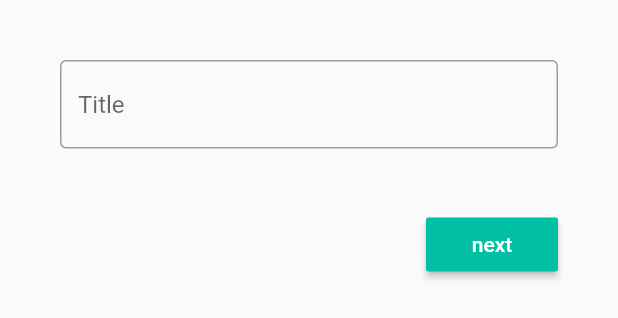
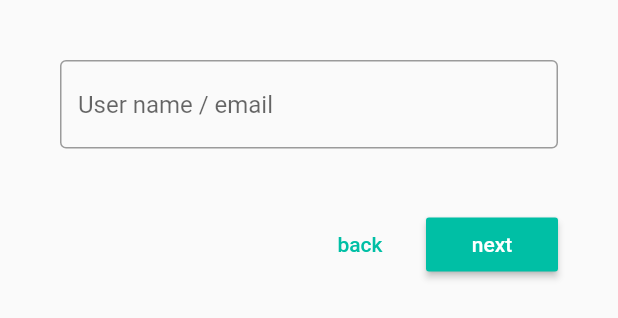
Before and after one commit to kevinveld2001/password_manager, a Flutter app: the BottomSheetBuilder widget shown alone on an empty page, opened directly, after a tap on "next", on a phone screen of 412 x 824 dp. Shown: the top 318 px of the screen. Run offline on Flutter 3.47's test engine with Material 2 defaults, Android fonts, the phone set to English and light mode, and no system bars; our stand-ins replace firebase_auth; accounts and stored records are empty.

Commit message:
bottom sheet ui done

```diff
--- a/lib/main.dart
+++ b/lib/main.dart
@@ -6,6 +6,7 @@ import 'package:flutter/services.dart';
 //porvider's
 import 'provider/login.dart';
 import 'provider/firebase.dart';
+import 'provider/newPassword.dart';
 
 //screen's
 import 'screen/loginScreen.dart';
@@ -20,7 +21,7 @@ class ProviderHome extends StatelessWidget {
       providers: [
         ChangeNotifierProvider<LoginState>(create: (_) => LoginState()),
         ChangeNotifierProvider<FirebaseState>(create: (_) => FirebaseState()),
-
+        ChangeNotifierProvider<NewPasswordState>(create: (_) => NewPasswordState())
       ],
       child: MaterialApp(
         debugShowCheckedModeBanner: false,
--- /dev/null
+++ b/lib/provider/newPassword.dart
@@ -0,0 +1,29 @@
+import 'package:flutter/foundation.dart';
+
+
+
+
+class NewPasswordState with ChangeNotifier {
+
+  List<String> _inputfields = ["","","",""];
+  bool _passwordVissible = true;
+
+  List<String> get inputfields  => _inputfields;
+  bool get passwordVissible => _passwordVissible;
+
+
+
+  void setInputField(int index , String value){
+    _inputfields[index] = value;
+  }
+  void seePasswordSwitch (){
+    _passwordVissible = !_passwordVissible;
+    notifyListeners();
+  }
+
+  void clearInput(){
+    _inputfields = ["","","",""];
+    notifyListeners();
+  }
+
+}
--- /dev/null
+++ b/lib/widgets/addInputWidgets.dart
@@ -0,0 +1,307 @@
+import 'package:flutter/material.dart';
+import 'package:flutter/services.dart';
+import 'package:provider/provider.dart';
+import '../provider/login.dart';
+import '../provider/newPassword.dart';
+
+class TitleInput extends StatelessWidget {
+  final void Function(int) onAddButtonTapped;
+  final int mePage;
+  TitleInput(this.onAddButtonTapped, this.mePage);
+
+  @override
+  Widget build(BuildContext context) {
+    var newPasswordState = Provider.of<NewPasswordState>(context);
+  TextEditingController textFieldController = TextEditingController()..text = newPasswordState.inputfields[0];
+    return Padding(
+         padding: EdgeInsets.all(40),
+         child: Column(
+           crossAxisAlignment: CrossAxisAlignment.end,
+           children: <Widget>[
+           TextField(
+
+             controller:textFieldController,
+             onChanged: (v){
+               newPasswordState.setInputField(0, v);
+             },
+            decoration: InputDecoration(
+
+              hintText: "Title",
+
+             focusedBorder: OutlineInputBorder(
+                borderSide: BorderSide(
+                  color: Colors.green,
+                  width: 3,
+                ),
+              ),
+              border: OutlineInputBorder(
+                borderRadius: BorderRadius.all(Radius.circular(4)),
+                borderSide: BorderSide(
+                  color: Colors.grey,
+                  width:2,
+                )
+              )
+            ),
+
+           ),
+
+            SizedBox(height: 40,),
+
+            RaisedButton(
+              color: Color(0xFF00BFA5),
+               child: Text("next",
+                  style: TextStyle(
+                    color: Colors.white
+                  ),),
+              onPressed: (){
+                  onAddButtonTapped(mePage+1);
+                  FocusScope.of(context).requestFocus(new FocusNode()); //remove focus
+
+              },
+            )
+         ],)
+    );
+  }
+}
+
+class EmailInput extends StatelessWidget {
+  final void Function(int) onAddButtonTapped;
+  final int mePage;
+  EmailInput(this.onAddButtonTapped, this.mePage);
+
+  @override
+  Widget build(BuildContext context) {
+    var newPasswordState = Provider.of<NewPasswordState>(context);
+  TextEditingController textFieldController = TextEditingController()..text = newPasswordState.inputfields[1];
+    return Padding(
+         padding: EdgeInsets.all(40),
+         child: Column(
+           crossAxisAlignment: CrossAxisAlignment.end,
+           children: <Widget>[
+           TextField(
+             keyboardType: TextInputType.emailAddress,
+             controller:textFieldController,
+             onChanged: (v){
+               newPasswordState.setInputField(1, v);
+             },
+            decoration: InputDecoration(
+
+              hintText: "User name / email",
+
+             focusedBorder: OutlineInputBorder(
+                borderSide: BorderSide(
+                  color: Colors.green,
+                  width: 3,
+                ),
+              ),
+              border: OutlineInputBorder(
+                borderRadius: BorderRadius.all(Radius.circular(4)),
+                borderSide: BorderSide(
+                  color: Colors.grey,
+                  width:2,
+                )
+              )
+            ),
+
+           ),
+
+            SizedBox(height: 40,),
+
+            Row(
+              mainAxisAlignment: MainAxisAlignment.end,
+              children: <Widget>[
+                FlatButton(
+              onPressed: (){
+                onAddButtonTapped(mePage-1);
+                  FocusScope.of(context).requestFocus(new FocusNode());
+              },
+               child: Text("back",
+               style: TextStyle(
+                  color: Color(0xFF00BFA5),
+                ),
+               )
+               ),
+            RaisedButton(
+              color: Color(0xFF00BFA5),
+               child: Text("next",
+                  style: TextStyle(
+                    color: Colors.white
+                  ),),
+              onPressed: (){
+                  onAddButtonTapped(mePage+1);
+                  FocusScope.of(context).requestFocus(new FocusNode()); //remove focus
+
+              },
+            )
+            ],),
+
+         ],)
+    );
+  }
+}
+
+class PasswordInput extends StatelessWidget {
+  final void Function(int) onAddButtonTapped;
+  final int mePage;
+  PasswordInput(this.onAddButtonTapped, this.mePage);
+
+  @override
+  Widget build(BuildContext context) {
+    var newPasswordState = Provider.of<NewPasswordState>(context);
+  TextEditingController textFieldController = TextEditingController()..text = newPasswordState.inputfields[2];
+    return Padding(
+         padding: EdgeInsets.all(40),
+         child: Column(
+           crossAxisAlignment: CrossAxisAlignment.end,
+           children: <Widget>[
+           TextField(
+
+             controller:textFieldController,
+             onChanged: (v){
+               newPasswordState.setInputField(2, v);
+             },
+
+            obscureText: newPasswordState.passwordVissible,
+
+            decoration: InputDecoration(
+              suffixIcon: IconButton(icon: Icon(Icons.remove_red_eye),
+                focusColor: Colors.black
+                , onPressed: (){
+                     newPasswordState.seePasswordSwitch();
+              }),
+              hintText: "Password",
+
+             focusedBorder: OutlineInputBorder(
+                borderSide: BorderSide(
+                  color: Colors.green,
+                  width: 3,
+                ),
+              ),
+              border: OutlineInputBorder(
+                borderRadius: BorderRadius.all(Radius.circular(4)),
+                borderSide: BorderSide(
+                  color: Colors.grey,
+                  width:2,
+                )
+              )
+            ),
+
+           ),
+
+            SizedBox(height: 40,),
+
+            Row(
+              mainAxisAlignment: MainAxisAlignment.end,
+              children: <Widget>[
+                FlatButton(
+              onPressed: (){
+                onAddButtonTapped(mePage-1);
+                  FocusScope.of(context).requestFocus(new FocusNode());
+              },
+               child: Text("back",
+               style: TextStyle(
+                  color: Color(0xFF00BFA5),
+                ),
+               )
+               ),
+            RaisedButton(
+              color: Color(0xFF00BFA5),
+               child: Text("next",
+                  style: TextStyle(
+                    color: Colors.white
+                  ),),
+              onPressed: (){
+                  onAddButtonTapped(mePage+1);
+                  FocusScope.of(context).requestFocus(new FocusNode()); //remove focus
+
+              },
+            )
+            ],),
+
+         ],)
+    );
+  }
+}
+
+
+class NoteInput extends StatelessWidget {
+  final void Function(int) onAddButtonTapped;
+  final int mePage;
+  NoteInput(this.onAddButtonTapped, this.mePage);
+
+  @override
+  Widget build(BuildContext context) {
+    var newPasswordState = Provider.of<NewPasswordState>(context);
+  TextEditingController textFieldController = TextEditingController()..text = newPasswordState.inputfields[3];
+    return Padding(
+         padding: EdgeInsets.all(40),
+         child: Column(
+           crossAxisAlignment: CrossAxisAlignment.end,
+           children: <Widget>[
+           TextField(
+
+             controller:textFieldController,
+             onChanged: (v){
+               newPasswordState.setInputField(3, v);
+             },
+             keyboardType: TextInputType.multiline,
+              maxLines: 3,
+
+
+
+            decoration: InputDecoration(
+
+              hintText: "Extra note",
+
+             focusedBorder: OutlineInputBorder(
+                borderSide: BorderSide(
+                  color: Colors.green,
+                  width: 3,
+                ),
+              ),
+              border: OutlineInputBorder(
+                borderRadius: BorderRadius.all(Radius.circular(4)),
+                borderSide: BorderSide(
+                  color: Colors.grey,
+                  width:2,
+                )
+              )
+            ),
+
+           ),
+
+            SizedBox(height: 40,),
+
+            Row(
+              mainAxisAlignment: MainAxisAlignment.end,
+              children: <Widget>[
+                FlatButton(
+              onPressed: (){
+                onAddButtonTapped(mePage-1);
+                  FocusScope.of(context).requestFocus(new FocusNode());
+              },
+               child: Text("back",
+               style: TextStyle(
+                  color: Color(0xFF00BFA5),
+                ),
+               )
+               ),
+            RaisedButton(
+              color: Color(0xFF00BFA5),
+               child: Text("Finish",
+                  style: TextStyle(
+                    color: Colors.white
+                  ),),
+              onPressed: (){
+
+                  FocusScope.of(context).requestFocus(new FocusNode()); //remove focus
+                  newPasswordState.clearInput();
+                  Navigator.pop(context);
+              },
+            )
+            ],),
+
+         ],)
+    );
+  }
+}
--- a/lib/widgets/addPasswordBottemSheet.dart
+++ b/lib/widgets/addPasswordBottemSheet.dart
@@ -3,11 +3,21 @@ import 'package:flutter/services.dart';
 import 'package:provider/provider.dart';
 import '../provider/login.dart';
 
+
+import 'addInputWidgets.dart';
+
 class BottomSheetBuilder extends StatelessWidget {
-  // double _width;
-  // double _height;
 
-  // BottomSheetBuilder(this._height,this._width);
+  PageController controller = PageController();
+
+  void onAddButtonTapped(int index) {
+
+    // use this to animate to the page
+    controller.animateToPage(index,duration: Duration(milliseconds: 600),curve: Curves.ease);
+
+
+  }
+
   @override
   Widget build(BuildContext context) {
     double height = MediaQuery.of(context).size.height;
@@ -15,50 +25,19 @@ class BottomSheetBuilder extends StatelessWidget {
       height: height - 170,
       alignment: Alignment.topLeft,
 
-       child:Padding(
-         padding: EdgeInsets.all(40),
-         child: Column(
-           crossAxisAlignment: CrossAxisAlignment.end,
+       child: PageView(
+
+         controller: controller,
            children: <Widget>[
-           TextField(
+             TitleInput(onAddButtonTapped,0),
+             EmailInput(onAddButtonTapped,1),
+             PasswordInput(onAddButtonTapped,2),
+             NoteInput(onAddButtonTapped,3),
+
+           ],
+         )
 
 
-
-            decoration: InputDecoration(
-
-              hintText: "Title",
-
-             focusedBorder: OutlineInputBorder(
-                borderSide: BorderSide(
-                  color: Colors.green,
-                  width: 3,
-                ),
-              ),
-              border: OutlineInputBorder(
-                borderRadius: BorderRadius.all(Radius.circular(4)),
-                borderSide: BorderSide(
-                  color: Colors.grey,
-                  width:2,
-                )
-              )
-            ),
-
-           ),
-
-            SizedBox(height: 40,),
-
-            RaisedButton(
-              color: Color(0xFF00BFA5),
-               child: Text("next",
-                  style: TextStyle(
-                    color: Colors.white
-                  ),),
-              onPressed: (){
-
-              },
-            )
-         ],),
-       )
 
     );
   }
```
